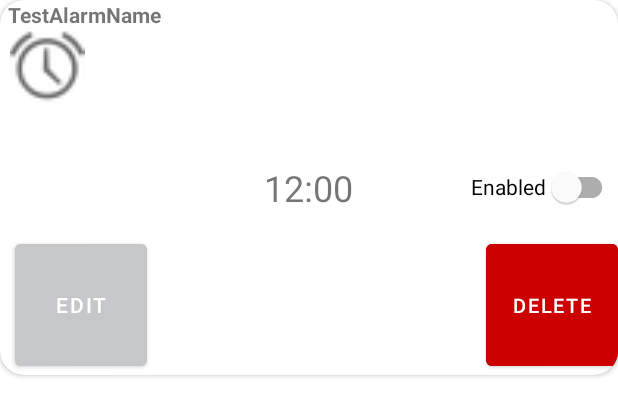
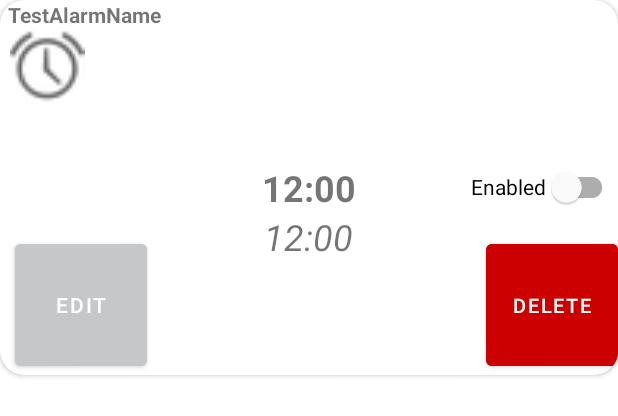
Before and after one commit to Noname3123/InTime, an Android app: the layout alarm_data_card.xml on its own in the app's theme, with its tools: preview values and no code run, on a phone screen of 412 x 824 dp. Shown: the top 416 px of the screen. Run offline under Robolectric (Android 15) with nearby library versions, the phone set to English and light mode, and no system bars.

```diff
--- a/app/src/main/java/com/jakupovic/intime/fragments/FragmentAlarmViewModel.java
+++ b/app/src/main/java/com/jakupovic/intime/fragments/FragmentAlarmViewModel.java
@@ -26,6 +26,10 @@ import java.util.concurrent.ExecutorService;
 class alarmViewModelData{
     public AlarmDAO alarmDAO=MainActivity.database.alarmDAO();
     public List<Alarm> allAlarms;
+    /**
+     * id of the last added alarm
+     * */
+    public int alarmID;
 
 }
 
--- a/app/src/main/res/layout/alarm_data_card.xml
+++ b/app/src/main/res/layout/alarm_data_card.xml
@@ -53,11 +53,28 @@
                 android:id="@+id/AlarmCardTimezoneLocalTime"
                 android:layout_width="wrap_content"
                 android:layout_height="wrap_content"
+
                 android:layout_centerInParent="true"
-
                 android:text="@string/AlarmTime"
                 android:textAlignment="center"
-                android:textSize="24sp" />
+                android:textSize="24sp"
+                android:textStyle="bold" />
+
+            <TextView
+                android:id="@+id/alarmCardTimezoneTime"
+                android:layout_width="wrap_content"
+                android:layout_height="wrap_content"
+
+                android:layout_below="@id/AlarmCardTimezoneLocalTime"
+                android:layout_alignParentLeft="false"
+                android:layout_alignParentRight="false"
+                android:layout_alignParentBottom="true"
+                android:layout_centerInParent="false"
+                android:layout_centerHorizontal="true"
+                android:text="@string/AlarmTime"
+                android:textAlignment="center"
+                android:textSize="24sp"
+                android:textStyle="italic" />
 
             <ImageView
                 android:id="@+id/clockIcon"
--- a/app/src/main/res/layout/clock_data_card.xml
+++ b/app/src/main/res/layout/clock_data_card.xml
@@ -58,7 +58,8 @@
                 android:layout_centerInParent="true"
                 android:text="@string/TimezoneLocalTime"
                 android:textAlignment="center"
-                android:textSize="24sp" />
+                android:textSize="24sp"
+                android:textStyle="bold" />
 
         </RelativeLayout>
     </androidx.cardview.widget.CardView>
```
Also changed, not shown: app/src/main/java/com/jakupovic/intime/fragments/FragmentAlarm.java (+53 -7 lines).
